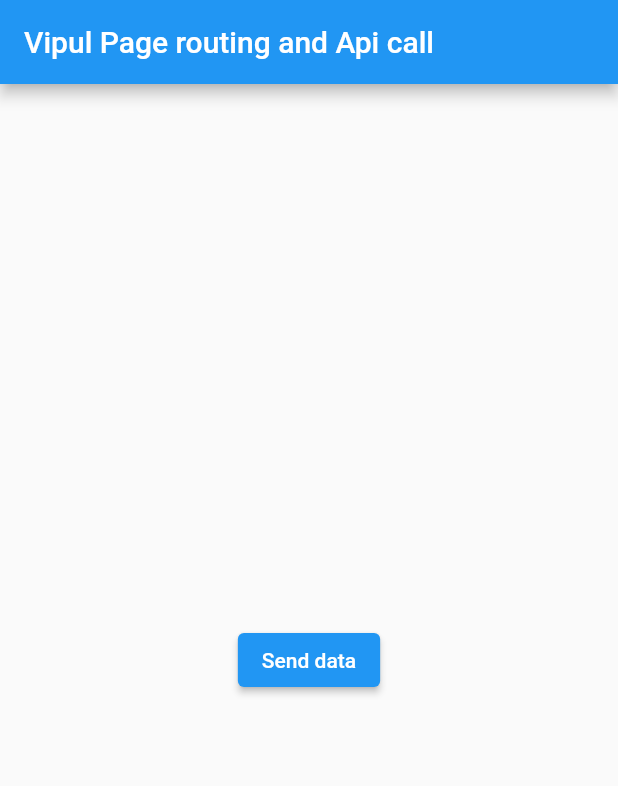
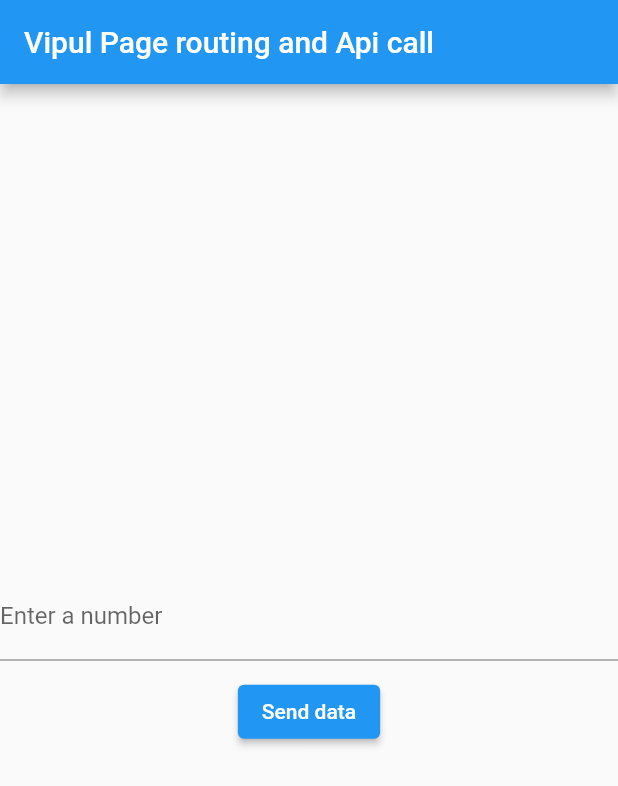
Before and after one commit to Star-Viper/Page-Routing-and-Api-calling, a Flutter app: the screen it shows after launch, on a phone screen of 412 x 824 dp. Shown: the top 786 px of the screen. Run offline on Flutter 3.47's test engine with Material 2 defaults, Android fonts, the phone set to English and light mode, and no system bars.

Commit message:
Added user input feature

```diff
--- a/lib/main.dart
+++ b/lib/main.dart
@@ -3,7 +3,7 @@ import 'package:flutter/material.dart';
 import 'users.dart';
 
 void main() {
-  runApp(const MaterialApp(
+  runApp( MaterialApp(
     //debugShowCheckedModeBanner:false
     title: 'Api calling',
     home: Page1(),
@@ -11,7 +11,10 @@ void main() {
 }
 
 class Page1 extends StatelessWidget {
-  const Page1({Key? key}) : super(key: key);
+   Page1({Key? key}) : super(key: key);
+
+  final TextEditingController _inputController =
+      TextEditingController();
 
   @override
   Widget build(BuildContext context) {
@@ -20,19 +23,61 @@ class Page1 extends StatelessWidget {
         title: const Text('Vipul Page routing and Api call'),
       ),
       body: Center(
-        child: ElevatedButton(
+        child: Column(
+          mainAxisAlignment: MainAxisAlignment.center,
+          children: [
+            TextField(
+              controller: _inputController,
+              decoration: InputDecoration(
+                labelText: 'Enter a number',
+              ),
+            ),
+            SizedBox(height: 10),
+            ElevatedButton(
               child: const Text('Send data'),
               onPressed: () {
+                String inputText = _inputController.text;
                 Navigator.push(
                   context,
-              MaterialPageRoute(builder: (context) => GenerateUsers(input: '25')), // You can change the input as needed
+                  MaterialPageRoute(
+                    builder: (context) => GenerateUsers(input: inputText),
+                  ),
                 );
               },
+            ),
+          ],
         ),
       ),
     );
   }
 }
+
+
+// class MyCustomForm extends StatefulWidget {
+//   const MyCustomForm({super.key});
+
+//   @override
+//   State<MyCustomForm> createState() => _MyCustomFormState();
+// }
+// This class holds the data related to the Form.
+// class _MyCustomFormState extends State<MyCustomForm> {
+//   Create a text controller and use it to retrieve the current value
+//   of the TextField.
+//   final myController = TextEditingController();
+
+//   @override
+//   void dispose() {
+//      Clean up the controller when the widget is disposed.
+//     myController.dispose();
+//     super.dispose();
+//   }
+
+//   @override
+//   Widget build(BuildContext context) {
+//      Fill this out in the next step.
+//   }
+// }
+
 
 // void main() {
 //   runApp(const MyApp());
```
Also changed, not shown: 1 other file. Lines whose indentation alone changed are shown as unchanged.
